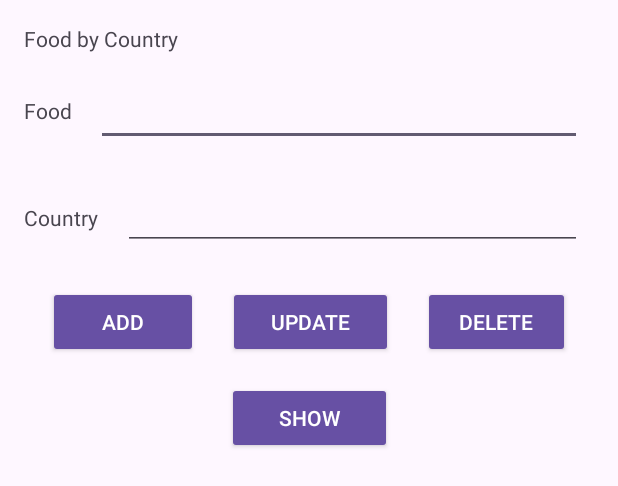
After one commit to dokyung-kang/MovieLog, an Android app: the layout activity_diary.xml on its own in the app's theme, with its tools: preview values and no code run, on a phone screen of 412 x 824 dp. The commit adds this screen. Shown: the top 486 px of the screen. Run offline under Robolectric (Android 15) with nearby library versions, the phone set to English and light mode, and no system bars.

Commit message:
update: 다시 세팅

```diff
--- a/app/src/main/java/com/example/movieapp/MapActivity.kt
+++ b/app/src/main/java/ddwu/com/mobile/movieapp/MapActivity.kt
@@ -1,4 +1,4 @@
-package com.example.movieapp
+package ddwu.com.mobile.movieapp
 
 import android.Manifest
 import android.annotation.SuppressLint
@@ -14,7 +14,6 @@ import android.util.Log
 import android.widget.Toast
 import androidx.activity.result.contract.ActivityResultContracts
 import androidx.appcompat.app.AppCompatActivity
-import com.example.movieapp.databinding.ActivityMapBinding
 import com.google.android.gms.location.FusedLocationProviderClient
 import com.google.android.gms.location.LocationCallback
 import com.google.android.gms.location.LocationRequest
@@ -31,6 +30,7 @@ import com.google.android.gms.maps.model.Marker
 import com.google.android.gms.maps.model.MarkerOptions
 import com.google.android.gms.maps.model.PolylineOptions
 import com.google.android.gms.maps.model.StyleSpan
+import ddwu.com.mobile.movieapp.databinding.ActivityMapBinding
 import kotlinx.coroutines.CoroutineScope
 import kotlinx.coroutines.Dispatchers
 import kotlinx.coroutines.launch
--- a/app/src/main/java/com/example/movieapp/data/Movie.kt
+++ b/app/src/main/java/ddwu/com/mobile/movieapp/data/Movie.kt
@@ -1,4 +1,4 @@
-package com.example.movieapp.data
+package ddwu.com.mobile.movieapp.data
 
 data class MovieRoot (
     val items: List<Item>,
--- a/app/src/main/java/com/example/movieapp/network/IMovieAPIService.kt
+++ b/app/src/main/java/ddwu/com/mobile/movieapp/network/IMovieAPIService.kt
@@ -1,10 +1,9 @@
-package com.example.movieapp.network
+package ddwu.com.mobile.movieapp.network
 
-import com.example.movieapp.data.MovieRoot
+import ddwu.com.mobile.movieapp.data.MovieRoot
 import retrofit2.Call
 import retrofit2.http.GET
 import retrofit2.http.Header
-import retrofit2.http.Path
 import retrofit2.http.Query
 
 interface IMovieAPIService {
--- a/app/src/main/java/com/example/movieapp/ui/MovieAdapter.kt
+++ b/app/src/main/java/ddwu/com/mobile/movieapp/ui/MovieAdapter.kt
@@ -1,11 +1,11 @@
-package com.example.movieapp.ui
+package ddwu.com.mobile.movieapp.ui
 
 import android.view.LayoutInflater
 import android.view.View
 import android.view.ViewGroup
 import androidx.recyclerview.widget.RecyclerView
-import com.example.movieapp.data.Item
-import com.example.movieapp.databinding.ListItemBinding
+import ddwu.com.mobile.movieapp.data.Item
+import ddwu.com.mobile.movieapp.databinding.ListItemBinding
 
 class MovieAdapter : RecyclerView.Adapter<MovieAdapter.MovieHolder>()  {
     var movies: List<Item>? = null
--- /dev/null
+++ b/app/src/main/res/layout/activity_diary.xml
@@ -0,0 +1,122 @@
+<?xml version="1.0" encoding="utf-8"?>
+<androidx.constraintlayout.widget.ConstraintLayout xmlns:android="http://schemas.android.com/apk/res/android"
+    xmlns:app="http://schemas.android.com/apk/res-auto"
+    xmlns:tools="http://schemas.android.com/tools"
+    android:layout_width="match_parent"
+    android:layout_height="match_parent"
+    tools:context=".DiaryActivity">
+
+    <TextView
+        android:id="@+id/textView"
+        android:layout_width="wrap_content"
+        android:layout_height="wrap_content"
+        android:layout_marginStart="16dp"
+        android:layout_marginTop="64dp"
+        android:text="Food"
+        app:layout_constraintStart_toStartOf="parent"
+        app:layout_constraintTop_toTopOf="parent" />
+
+    <EditText
+        android:id="@+id/etTItle"
+        android:layout_width="0dp"
+        android:layout_height="wrap_content"
+        android:layout_marginStart="16dp"
+        android:layout_marginTop="52dp"
+        android:layout_marginEnd="24dp"
+        android:ems="10"
+        android:inputType="textShortMessage"
+        app:layout_constraintEnd_toEndOf="parent"
+        app:layout_constraintHorizontal_bias="0.0"
+        app:layout_constraintStart_toEndOf="@+id/textView"
+        app:layout_constraintTop_toTopOf="parent" />
+
+    <TextView
+        android:id="@+id/textView2"
+        android:layout_width="wrap_content"
+        android:layout_height="wrap_content"
+        android:layout_marginStart="16dp"
+        android:layout_marginTop="52dp"
+        android:text="Country"
+        app:layout_constraintStart_toStartOf="parent"
+        app:layout_constraintTop_toBottomOf="@+id/textView" />
+
+    <EditText
+        android:id="@+id/etContent"
+        android:layout_width="0dp"
+        android:layout_height="wrap_content"
+        android:layout_marginStart="16dp"
+        android:layout_marginTop="24dp"
+        android:layout_marginEnd="24dp"
+        android:ems="10"
+        app:layout_constraintEnd_toEndOf="parent"
+        app:layout_constraintStart_toEndOf="@+id/textView2"
+        app:layout_constraintTop_toBottomOf="@+id/etTItle" />
+
+    <Button
+        android:id="@+id/btnInsert"
+        style="@style/Widget.AppCompat.Button"
+        android:layout_width="100dp"
+        android:layout_height="wrap_content"
+        android:layout_marginStart="32dp"
+        android:layout_marginTop="24dp"
+        android:text="ADD"
+        app:layout_constraintStart_toStartOf="parent"
+        app:layout_constraintTop_toBottomOf="@+id/etContent" />
+
+    <Button
+        android:id="@+id/btnUpdate"
+        style="@style/Widget.AppCompat.Button"
+        android:layout_width="110dp"
+        android:layout_height="wrap_content"
+        android:layout_marginTop="24dp"
+        android:text="Update"
+        app:layout_constraintEnd_toStartOf="@+id/btnDelete"
+        app:layout_constraintStart_toEndOf="@+id/btnInsert"
+        app:layout_constraintTop_toBottomOf="@+id/etContent" />
+
+    <Button
+        android:id="@+id/btnDelete"
+        style="@style/Widget.AppCompat.Button"
+        android:layout_width="wrap_content"
+        android:layout_height="wrap_content"
+        android:layout_marginTop="24dp"
+        android:layout_marginEnd="32dp"
+        android:text="Delete"
+        app:layout_constraintEnd_toEndOf="parent"
+        app:layout_constraintTop_toBottomOf="@+id/etContent" />
+
+    <Button
+        android:id="@+id/btnShow"
+        style="@style/Widget.AppCompat.Button"
+        android:layout_width="110dp"
+        android:layout_height="wrap_content"
+        android:layout_marginTop="16dp"
+        android:text="Show"
+        app:layout_constraintEnd_toEndOf="parent"
+        app:layout_constraintStart_toStartOf="parent"
+        app:layout_constraintTop_toBottomOf="@+id/btnDelete" />
+
+    <TextView
+        android:id="@+id/textView3"
+        android:layout_width="wrap_content"
+        android:layout_height="wrap_content"
+        android:layout_marginStart="16dp"
+        android:layout_marginTop="16dp"
+        android:text="Food by Country"
+        app:layout_constraintStart_toStartOf="parent"
+        app:layout_constraintTop_toTopOf="parent" />
+
+    <androidx.recyclerview.widget.RecyclerView
+        android:id="@+id/diaryRecyclerView"
+        android:layout_width="0dp"
+        android:layout_height="0dp"
+        android:layout_marginStart="16dp"
+        android:layout_marginTop="16dp"
+        android:layout_marginEnd="16dp"
+        android:layout_marginBottom="16dp"
+        app:layout_constraintBottom_toBottomOf="parent"
+        app:layout_constraintEnd_toEndOf="parent"
+        app:layout_constraintStart_toStartOf="parent"
+        app:layout_constraintTop_toBottomOf="@+id/btnShow" />
+
+</androidx.constraintlayout.widget.ConstraintLayout>
--- a/build.gradle
+++ b/build.gradle
@@ -1,5 +1,6 @@
 // Top-level build file where you can add configuration options common to all sub-projects/modules.
 plugins {
-id 'com.android.application' version '8.1.1' apply false
-    id 'org.jetbrains.kotlin.android' version '1.9.0' apply false
+    id 'com.android.application' version '8.1.0' apply false
+    id 'org.jetbrains.kotlin.android' version '1.8.0' apply false
+    id 'com.google.devtools.ksp' version '1.8.10-1.0.9' apply false
 }
```
Also changed, not shown: app/build.gradle (+23 -12 lines), app/src/main/java/com/example/movieapp/SearchActivity.kt (deleted, +0 -79 lines), app/src/main/java/ddwu/com/mobile/movieapp/DiaryActivity.kt (added, +128 -0 lines), app/src/main/java/ddwu/com/mobile/movieapp/MainActivity.kt (renamed from app/src/main/java/com/example/movieapp/MainActivity.kt, +7 -2 lines), app/src/main/java/ddwu/com/mobile/movieapp/data/Diary.kt (added, +19 -0 lines), app/src/main/java/ddwu/com/mobile/movieapp/data/DiaryDao.kt (added, +28 -0 lines), app/src/main/java/ddwu/com/mobile/movieapp/data/DiaryDatabase.kt (added, +28 -0 lines), app/src/main/java/ddwu/com/mobile/movieapp/ui/DiaryAdapter.kt (added, +44 -0 lines), app/src/main/res/layout/activity_search.xml (deleted, +0 -69 lines), app/src/main/res/layout/list_diary.xml (added, +23 -0 lines), app/src/main/res/mipmap-anydpi-v26/ic_launcher.xml (renamed from app/src/main/res/mipmap-anydpi/ic_launcher.xml), app/src/main/res/mipmap-anydpi-v26/ic_launcher_round.xml (renamed from app/src/main/res/mipmap-anydpi/ic_launcher_round.xml), gradle/wrapper/gradle-wrapper.properties, 4 other files.
